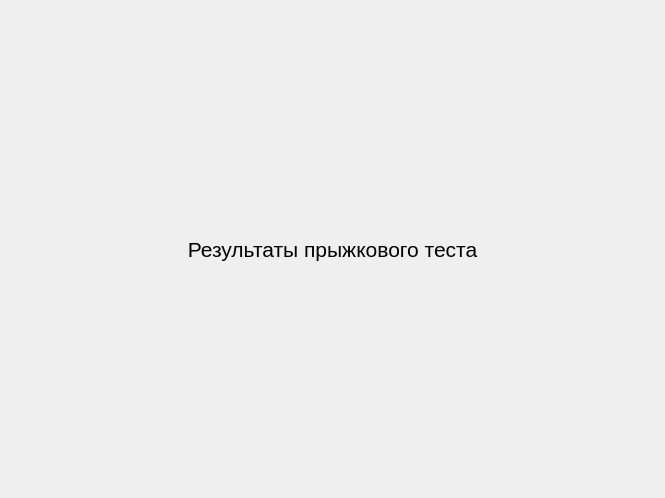
Qt form metodics/jumptest/jumptestvisualize.ui (grigp/a-analyser) before a commit.
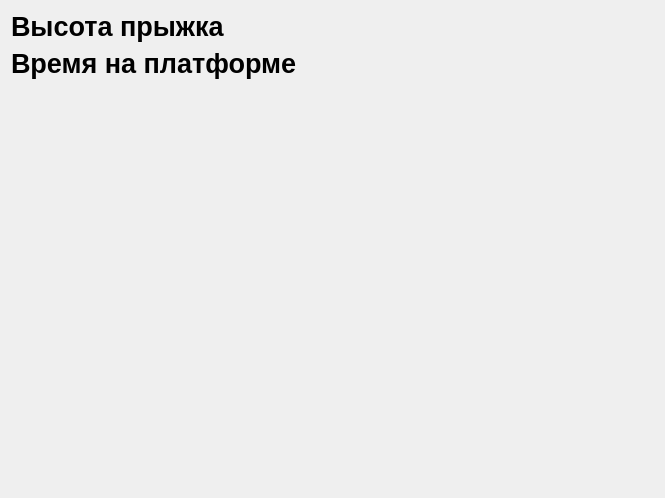
The same form after that commit.

Commit message: Работа с методикой для прыжковой платформы. Расчет показателей и открытие теста. Не до конца

Diff of the .ui file:
```diff
--- a/metodics/jumptest/jumptestvisualize.ui
+++ b/metodics/jumptest/jumptestvisualize.ui
@@ -15,20 +15,58 @@
   </property>
   <layout class="QVBoxLayout" name="verticalLayout">
    <item>
-    <widget class="QLabel" name="label">
+    <widget class="QLabel" name="lblJumpHeight">
+     <property name="sizePolicy">
+      <sizepolicy hsizetype="Preferred" vsizetype="Fixed">
+       <horstretch>0</horstretch>
+       <verstretch>0</verstretch>
+      </sizepolicy>
+     </property>
      <property name="font">
       <font>
-       <pointsize>16</pointsize>
+       <pointsize>20</pointsize>
+       <weight>75</weight>
+       <bold>true</bold>
       </font>
      </property>
      <property name="text">
-      <string>Результаты прыжкового теста</string>
+      <string>Высота прыжка</string>
      </property>
-     <property name="alignment">
-      <set>Qt::AlignCenter</set>
+    </widget>
+   </item>
+   <item>
+    <widget class="QLabel" name="lblTime">
+     <property name="sizePolicy">
+      <sizepolicy hsizetype="Preferred" vsizetype="Fixed">
+       <horstretch>0</horstretch>
+       <verstretch>0</verstretch>
+      </sizepolicy>
      </property>
+     <property name="font">
+      <font>
+       <pointsize>20</pointsize>
+       <weight>75</weight>
+       <bold>true</bold>
+      </font>
+     </property>
+     <property name="text">
+      <string>Время на платформе</string>
+     </property>
     </widget>
    </item>
+   <item>
+    <spacer name="verticalSpacer_2">
+     <property name="orientation">
+      <enum>Qt::Vertical</enum>
+     </property>
+     <property name="sizeHint" stdset="0">
+      <size>
+       <width>20</width>
+       <height>40</height>
+      </size>
+     </property>
+    </spacer>
+   </item>
   </layout>
  </widget>
  <resources/>
```
The commit also changes 19 other files.
